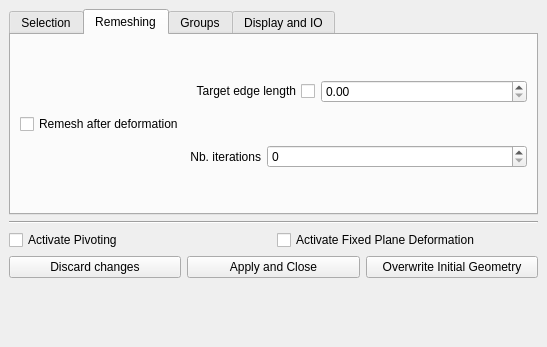
Above: include/Polyhedron/demo/Polyhedron/Plugins/Surface_mesh_deformation/Deform_mesh.ui from CrealityOfficial/cgal before the change. Below: the same form after it.
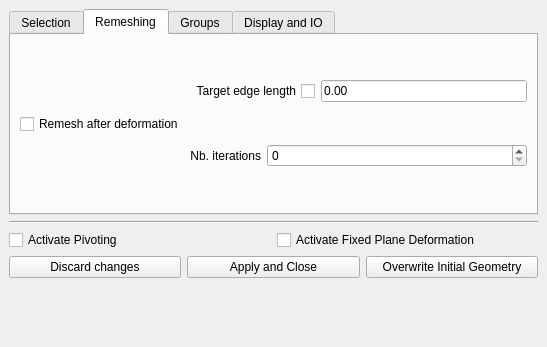
That is the form after the change. The open tabs and pages were chosen to show the change. Custom widgets are drawn as their Qt base class.

The edit to the form file:
```diff
--- a/include/Polyhedron/demo/Polyhedron/Plugins/Surface_mesh_deformation/Deform_mesh.ui
+++ b/include/Polyhedron/demo/Polyhedron/Plugins/Surface_mesh_deformation/Deform_mesh.ui
@@ -14,7 +14,7 @@
    <string>Surface Mesh Deformation</string>
   </property>
   <widget class="QWidget" name="dockWidgetContents">
-   <layout class="QVBoxLayout" name="verticalLayout">
+   <layout class="QVBoxLayout" name="verticalLayout" stretch="0,0,0,0,1">
     <item>
      <widget class="QTabWidget" name="tabWidget">
       <property name="currentIndex">
@@ -199,7 +199,7 @@
           <item>
            <layout class="QVBoxLayout" name="verticalLayout_6">
             <item>
-             <layout class="QHBoxLayout" name="horizontalLayout_7" stretch="0,1">
+             <layout class="QHBoxLayout" name="horizontalLayout_7" stretch="0,0">
               <item>
                <widget class="QCheckBox" name="remeshingEdgeLengthInput_checkBox">
                 <property name="toolTip">
@@ -214,7 +214,11 @@
                </widget>
               </item>
               <item>
-               <widget class="QDoubleSpinBox" name="remeshing_edge_length_spinbox"/>
+               <widget class="DoubleEdit" name="remeshing_edge_length_spinbox">
+                <property name="text">
+                 <string>0.00</string>
+                </property>
+               </widget>
               </item>
              </layout>
             </item>
@@ -435,6 +439,13 @@
    </layout>
   </widget>
  </widget>
+ <customwidgets>
+  <customwidget>
+   <class>DoubleEdit</class>
+   <extends>QLineEdit</extends>
+   <header>CGAL_double_edit.h</header>
+  </customwidget>
+ </customwidgets>
  <resources/>
  <connections/>
 </ui>
```
